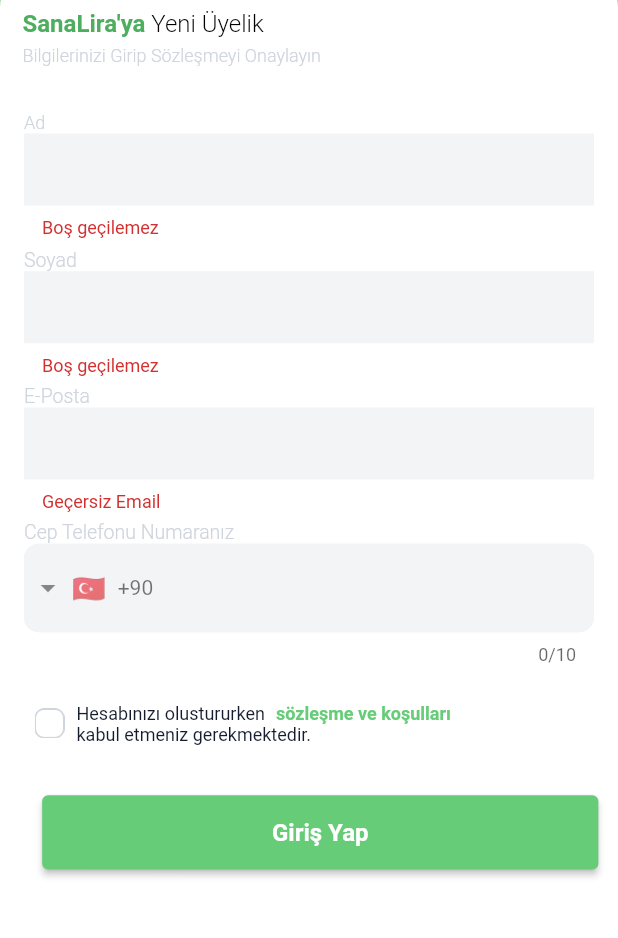
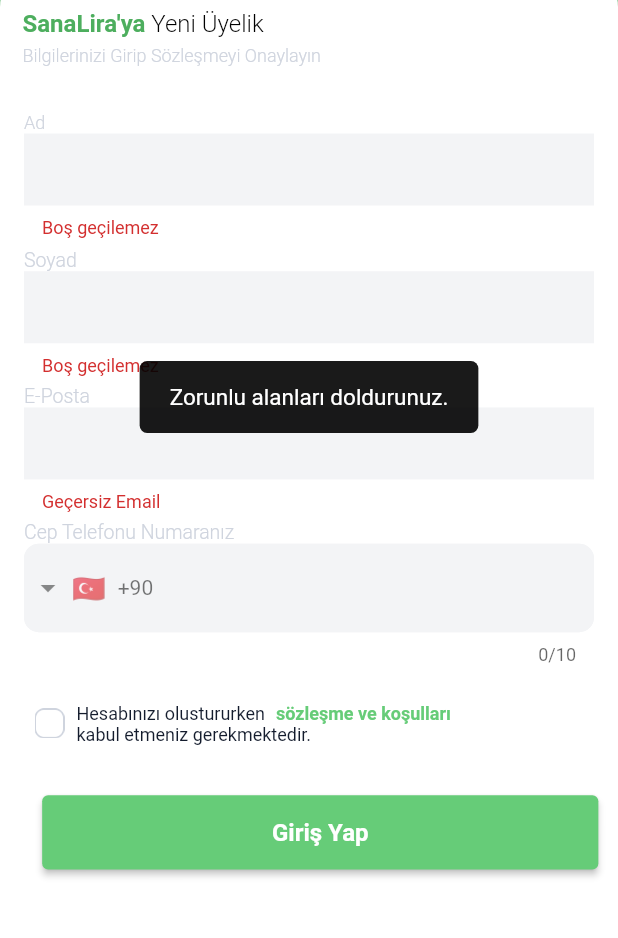
Before and after one commit to cuneyt0/sanalira_case, a Flutter app: the screen it shows after launch, after a tap on "Giriş Yap", on a phone screen of 412 x 824 dp, the part 221-1159 px from its top. Run offline on Flutter 3.47's test engine with Material 2 defaults, Android fonts, the phone set to English and light mode, and no system bars; drawn by our look-alikes of intl_phone_field; our stand-ins replace connectivity_plus, dio, dotted_border, email_validator, flutter_easyloading, flutter_mobx and 4 more; generated files the repository leaves out were written again.

Commit message:
added register screen show validation error message

```diff
--- a/lib/app/presentation/bank_list/screen/bank_list.dart
+++ b/lib/app/presentation/bank_list/screen/bank_list.dart
@@ -70,7 +70,7 @@ class BankList extends StatelessWidget {
       BottomNavigationBarItem(
         label: '',
         icon: Container(
-          height: context.screenHeight(height: .04),
+          height: context.screenHeight(height: .05),
           width: context.screenWidht(width: .1),
           decoration: BoxDecoration(
             shape: BoxShape.circle,
--- a/lib/app/presentation/register/viewmodel/register_viewmodel.dart
+++ b/lib/app/presentation/register/viewmodel/register_viewmodel.dart
@@ -5,6 +5,7 @@ import 'package:sanaliracase/app/data/local/model.dart/user_info.dart';
 import 'package:sanaliracase/app/getIt/get_it.dart';
 import 'package:sanaliracase/app/presentation/bank_list/screen/bank_list.dart';
 import 'package:sanaliracase/app/presentation/bank_list/view_model/bank_list_viewmodel.dart';
+import 'package:sanaliracase/app/presentation/component/dialog/toast_message_component.dart';
 import 'package:sanaliracase/core/cache/cache_manager.dart';
 import 'package:sanaliracase/core/navigation/navigation_helper.dart';
 import 'package:sanaliracase/core/results/result_state.dart';
@@ -90,6 +91,8 @@ abstract class _RegisterViewModelBase with Store {
         formKey.currentState!.validate() &&
         isSelected == true) {
       await saveUser();
-    } else {}
+    } else {
+      ToastMessage.showToast(showMessage: 'Zorunlu alanları doldurunuz.');
+    }
   }
 }
```
Also changed, not shown: lib/app/presentation/bank_list/view_model/bank_list_viewmodel.g.dart.
